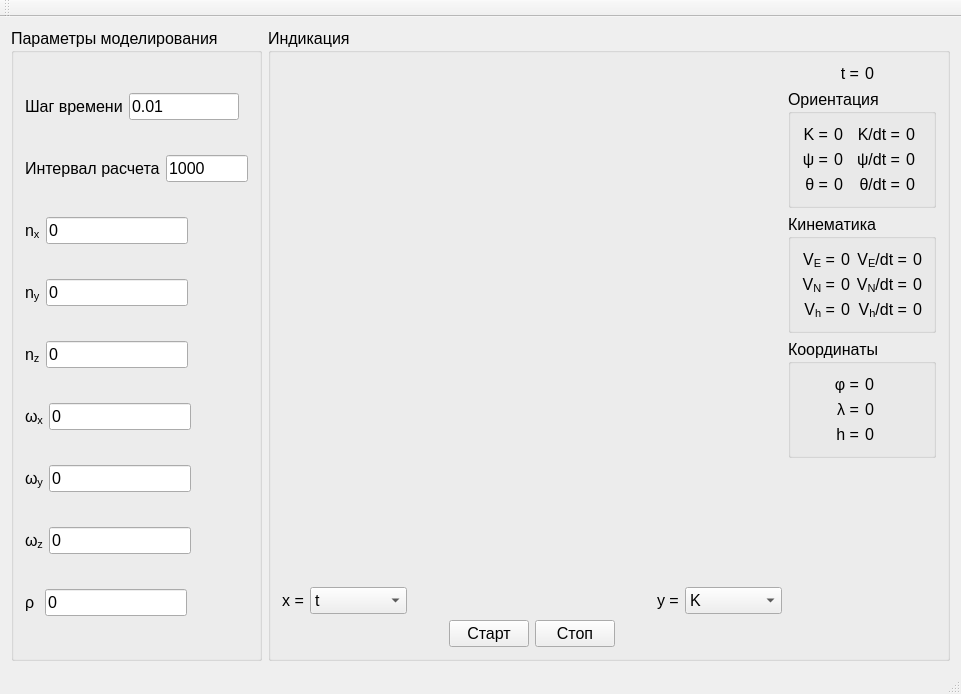
tokarevdr/IMM_Movement_Modeling, file src/main/view/mainwindow.ui: the form before one commit.
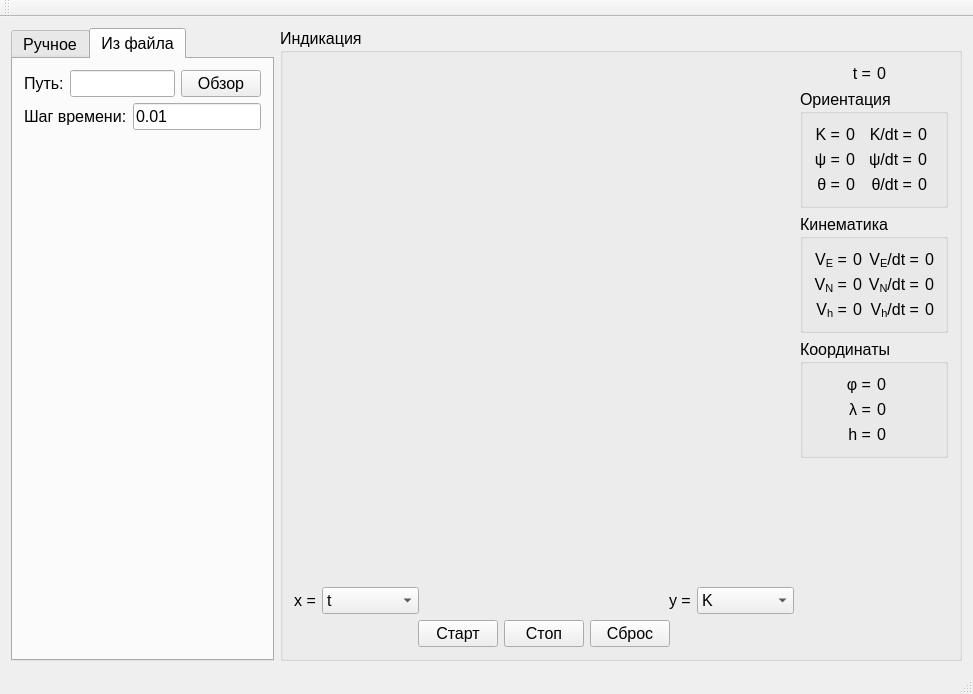
The form after the commit. The open tabs and pages were chosen to show the change. Custom widgets are drawn as their Qt base class.

Commit message: Релизовал возможность переключения между ручным моделированием и расчетом из файла

```diff
--- a/src/main/view/mainwindow.ui
+++ b/src/main/view/mainwindow.ui
@@ -16,6 +16,33 @@
   <widget class="QWidget" name="centralWidget">
    <layout class="QHBoxLayout" name="horizontalLayout_12">
     <item>
+     <widget class="QTabWidget" name="tabWidget">
+      <property name="sizePolicy">
+       <sizepolicy hsizetype="Maximum" vsizetype="Expanding">
+        <horstretch>0</horstretch>
+        <verstretch>0</verstretch>
+       </sizepolicy>
+      </property>
+      <property name="maximumSize">
+       <size>
+        <width>300</width>
+        <height>16777215</height>
+       </size>
+      </property>
+      <property name="font">
+       <font>
+        <pointsize>12</pointsize>
+       </font>
+      </property>
+      <property name="currentIndex">
+       <number>0</number>
+      </property>
+      <widget class="QWidget" name="manual">
+       <attribute name="title">
+        <string>Ручное</string>
+       </attribute>
+       <layout class="QVBoxLayout" name="verticalLayout_4">
+        <item>
      <widget class="QGroupBox" name="groupBox">
       <property name="sizePolicy">
        <sizepolicy hsizetype="Maximum" vsizetype="Preferred">
@@ -416,6 +443,69 @@
       </layout>
      </widget>
     </item>
+       </layout>
+      </widget>
+      <widget class="QWidget" name="file">
+       <attribute name="title">
+        <string>Из файла</string>
+       </attribute>
+       <layout class="QVBoxLayout" name="verticalLayout_5">
+        <item>
+         <layout class="QHBoxLayout" name="horizontalLayout_15">
+          <item>
+           <widget class="QLabel" name="label_28">
+            <property name="text">
+             <string>Путь:</string>
+            </property>
+           </widget>
+          </item>
+          <item>
+           <widget class="QLineEdit" name="lineEdit_filepath"/>
+          </item>
+          <item>
+           <widget class="QPushButton" name="pushButton_search">
+            <property name="text">
+             <string>Обзор</string>
+            </property>
+           </widget>
+          </item>
+         </layout>
+        </item>
+        <item>
+         <layout class="QHBoxLayout" name="horizontalLayout_16">
+          <item>
+           <widget class="QLabel" name="label_29">
+            <property name="text">
+             <string>Шаг времени:</string>
+            </property>
+           </widget>
+          </item>
+          <item>
+           <widget class="QLineEdit" name="lineEdit_dt_2">
+            <property name="text">
+             <string>0.01</string>
+            </property>
+           </widget>
+          </item>
+         </layout>
+        </item>
+        <item>
+         <spacer name="verticalSpacer_2">
+          <property name="orientation">
+           <enum>Qt::Vertical</enum>
+          </property>
+          <property name="sizeHint" stdset="0">
+           <size>
+            <width>20</width>
+            <height>40</height>
+           </size>
+          </property>
+         </spacer>
+        </item>
+       </layout>
+      </widget>
+     </widget>
+    </item>
     <item>
      <widget class="QGroupBox" name="groupBox_2">
       <property name="font">
@@ -679,6 +769,13 @@
              </property>
             </widget>
            </item>
+           <item>
+            <widget class="QPushButton" name="pushButton_reset">
+             <property name="text">
+              <string>Сброс</string>
+             </property>
+            </widget>
+           </item>
            <item>
             <spacer name="horizontalSpacer_4">
              <property name="orientation">
```
Lines whose indentation alone changed are shown as unchanged. The commit also changes 2 other files.
